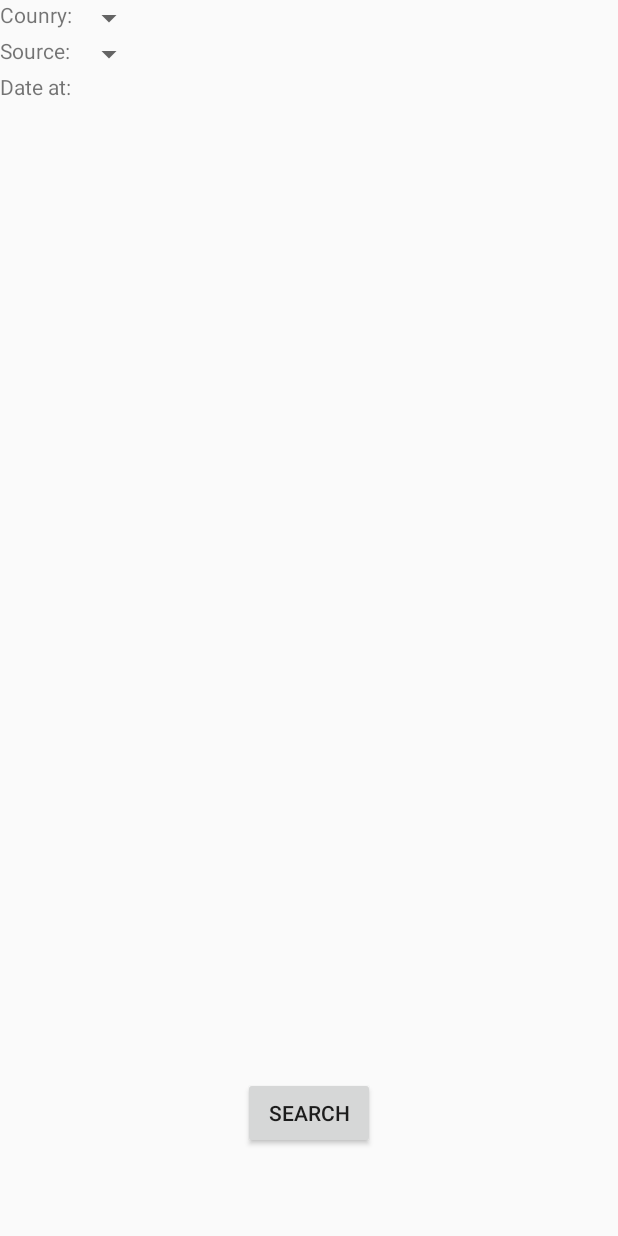
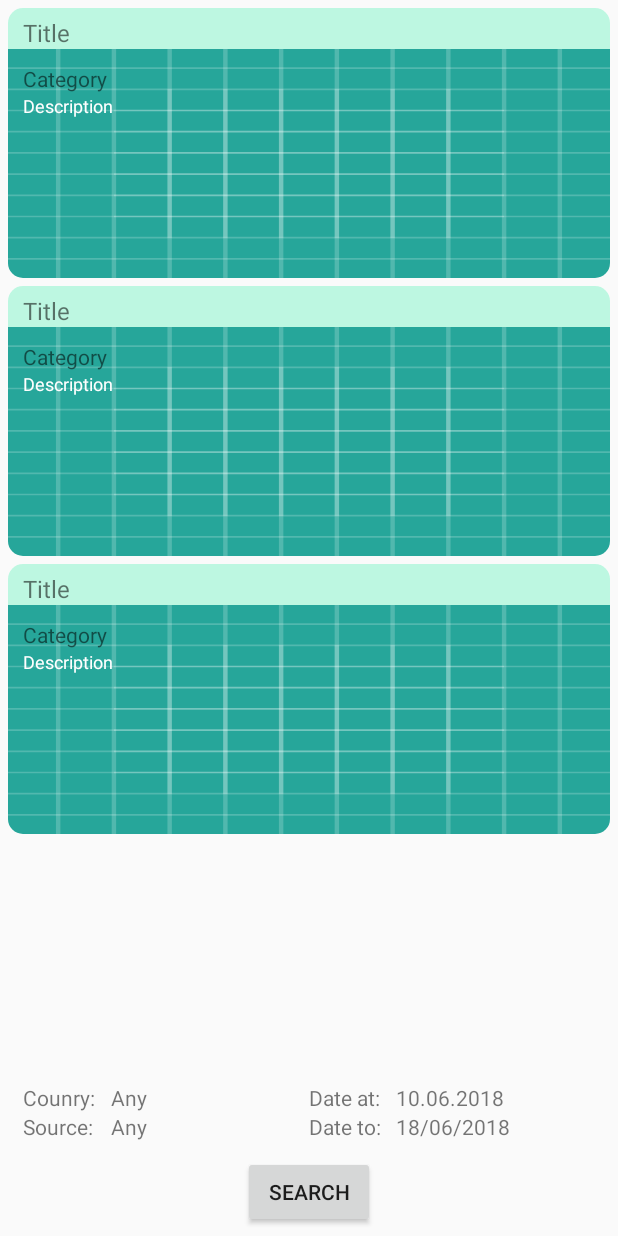
Before and after one commit to bohdansushchak/SuggestMe, an Android app: the layout fragment_search_news.xml on its own in the app's theme, with its tools: preview values and no code run, on a phone screen of 412 x 824 dp. Run offline under Robolectric (Android 15) with nearby library versions, the phone set to English and light mode, and no system bars.

Commit message:
Fixed design for search news by criteria

```diff
--- a/app/src/main/java/bohdan/hushcha/sushchak/suggestme/fragments/SearchNewsFragment.java
+++ b/app/src/main/java/bohdan/hushcha/sushchak/suggestme/fragments/SearchNewsFragment.java
@@ -4,15 +4,30 @@ import android.content.Context;
 import android.net.Uri;
 import android.os.Bundle;
 import android.support.v4.app.Fragment;
+import android.support.v7.widget.RecyclerView;
 import android.view.LayoutInflater;
 import android.view.View;
 import android.view.ViewGroup;
+import android.widget.Button;
+import android.widget.TextView;
 
 import bohdan.hushcha.sushchak.suggestme.R;
+import butterknife.BindView;
+import butterknife.ButterKnife;
+import butterknife.OnClick;
 
 public class SearchNewsFragment extends Fragment {
 
     private OnFragmentInteractionListener mListener;
+
+    @BindView(R.id.rvNewsSearch) RecyclerView recyclerViewNews;
+    @BindView(R.id.btnSearch) Button btnSearch;
+
+    @BindView(R.id.tvChooseSource) TextView tvChooseSource;
+    @BindView(R.id.tvChooseCountry) TextView tvChooseCountry;
+    @BindView(R.id.tvDateAt) TextView tvDateAt;
+    @BindView(R.id.tvDateTo) TextView tvDateTo;
+
 
     public SearchNewsFragment() {
         // Required empty public constructor
@@ -31,8 +46,9 @@ public class SearchNewsFragment extends Fragment {
     @Override
     public View onCreateView(LayoutInflater inflater, ViewGroup container,
                              Bundle savedInstanceState) {
-        // Inflate the layout for this fragment
-        return inflater.inflate(R.layout.fragment_search_news, container, false);
+        View view = inflater.inflate(R.layout.fragment_search_news, container, false);
+        ButterKnife.bind(this, view);
+        return view;
     }
 
     // TODO: Rename method, update argument and hook method into UI event
@@ -47,10 +63,12 @@ public class SearchNewsFragment extends Fragment {
         super.onAttach(context);
         if (context instanceof OnFragmentInteractionListener) {
             mListener = (OnFragmentInteractionListener) context;
-        } else {
+        }
+
+        /*else {
             throw new RuntimeException(context.toString()
                     + " must implement OnFragmentInteractionListener");
-        }
+        }*/
     }
 
     @Override
@@ -59,6 +77,27 @@ public class SearchNewsFragment extends Fragment {
         mListener = null;
     }
 
+    @OnClick({R.id.btnSearch, R.id.tvChooseCountry, R.id.tvChooseSource, R.id.tvDateTo, R.id.tvDateAt})
+    public void OnClick(View view){
+        switch (view.getId()){
+            case R.id.btnSearch:
+
+                break;
+            case R.id.tvChooseCountry:
+
+                break;
+            case R.id.tvChooseSource:
+
+                break;
+            case R.id.tvDateAt:
+
+                break;
+            case R.id.tvDateTo:
+
+                break;
+        }
+    }
+
     public interface OnFragmentInteractionListener {
         // TODO: Update argument type and name
         void onFragmentInteraction(Uri uri);
--- a/app/src/main/java/bohdan/hushcha/sushchak/suggestme/fragments/TopNewsFragment.java
+++ b/app/src/main/java/bohdan/hushcha/sushchak/suggestme/fragments/TopNewsFragment.java
@@ -48,7 +48,7 @@ public class TopNewsFragment extends Fragment {
     @Nullable
     @Override
     public View onCreateView(@NonNull LayoutInflater inflater, @Nullable ViewGroup container, @Nullable Bundle savedInstanceState) {
-        View view = inflater.inflate(R.layout.fragment_home, container, false);
+        View view = inflater.inflate(R.layout.fragment_top_news, container, false);
         ButterKnife.bind(this, view);
         init();
         return view;
--- a/app/src/main/res/layout/fragment_search_news.xml
+++ b/app/src/main/res/layout/fragment_search_news.xml
@@ -1,46 +1,107 @@
-<RelativeLayout xmlns:android="http://schemas.android.com/apk/res/android"
+<LinearLayout xmlns:android="http://schemas.android.com/apk/res/android"
               xmlns:tools="http://schemas.android.com/tools"
               android:layout_width="match_parent"
               android:layout_height="match_parent"
+              android:orientation="vertical"
+              android:padding="5dp"
               tools:context="bohdan.hushcha.sushchak.suggestme.fragments.SearchNewsFragment">
 
+    <android.support.v7.widget.RecyclerView
+        android:id="@+id/rvNewsSearch"
+        android:layout_width="match_parent"
+        android:layout_height="0dp"
+        android:layout_weight="1"
+        tools:listitem="@layout/item_home_fragment">
+    </android.support.v7.widget.RecyclerView>
+
+    <LinearLayout
+        android:layout_width="match_parent"
+        android:layout_height="wrap_content"
+        android:padding="@dimen/padding"
+        android:orientation="horizontal">
 
         <TableLayout
             android:layout_width="match_parent"
-        android:layout_height="wrap_content">
+            android:layout_height="wrap_content"
+            android:layout_weight="1">
+
             <TableRow>
+
                 <TextView
-                android:text="Counry:"
                     android:layout_width="wrap_content"
-                android:layout_height="wrap_content"/>
-            <Spinner>
+                    android:layout_height="wrap_content"
+                    android:text="Counry:"/>
 
-            </Spinner>
+                <TextView
+                    android:text="Any"
+                    android:id="@+id/tvChooseCountry"
+                    android:layout_width="wrap_content"
+                    android:layout_height="wrap_content"
+                    android:layout_marginStart="@dimen/padding"
+                    android:clickable="true"/>
             </TableRow>
 
             <TableRow>
 
                 <TextView
-                android:text="Source:"
+                    android:layout_width="wrap_content"
                     android:layout_height="wrap_content"
-                android:layout_width="wrap_content"/>
-            <Spinner>
+                    android:text="Source:"/>
 
-            </Spinner>
+                <TextView
+                    android:text="Any"
+                    android:id="@+id/tvChooseSource"
+                    android:layout_width="wrap_content"
+                    android:layout_height="wrap_content"
+                    android:layout_marginStart="@dimen/padding"
+                    android:clickable="true"/>
+            </TableRow>
+        </TableLayout>
+
+        <TableLayout
+            android:layout_width="match_parent"
+            android:layout_height="wrap_content"
+            android:layout_weight="1">
+
+            <TableRow>
+
+                <TextView
+                    android:layout_width="wrap_content"
+                    android:layout_height="wrap_content"
+                    android:text="Date at:"/>
+
+                <TextView
+                    android:layout_width="wrap_content"
+                    android:layout_height="wrap_content"
+                    android:id="@+id/tvDateAt"
+                    android:text="10.06.2018"
+                    android:layout_marginStart="@dimen/padding"
+                    android:clickable="true"/>
+
             </TableRow>
 
             <TableRow>
-            <TextView android:text="Date at:"/>
+
+                <TextView
+                    android:layout_width="wrap_content"
+                    android:layout_height="wrap_content"
+                    android:text="Date to:"/>
+
+                <TextView
+                    android:text="18/06/2018"
+                    android:layout_marginStart="@dimen/padding"
+                    android:layout_height="wrap_content"
+                    android:layout_width="wrap_content"
+                    android:id="@+id/tvDateTo"/>
+
             </TableRow>
         </TableLayout>
+    </LinearLayout>
 
     <Button
-        android:id="@+id/btn_search"
+        android:id="@+id/btnSearch"
         android:layout_width="wrap_content"
         android:layout_height="wrap_content"
-        android:layout_alignParentBottom="true"
-        android:layout_centerHorizontal="true"
-        android:layout_marginBottom="58dp"
+        android:layout_gravity="center_horizontal"
         android:text="@string/btn_hint_search"/>
-
-</RelativeLayout>
+</LinearLayout>
```
Also changed, not shown: app/src/main/res/layout/fragment_top_news.xml (renamed from app/src/main/res/layout/fragment_home.xml). Lines whose indentation alone changed are shown as unchanged.
